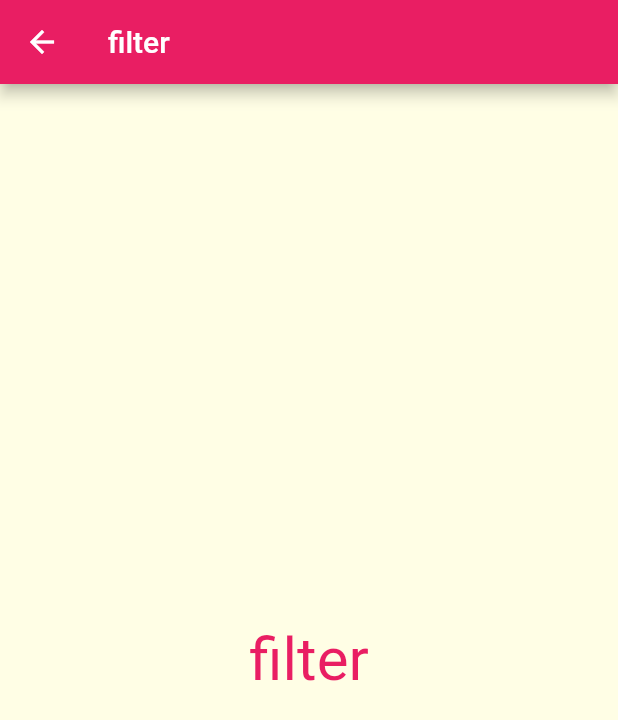
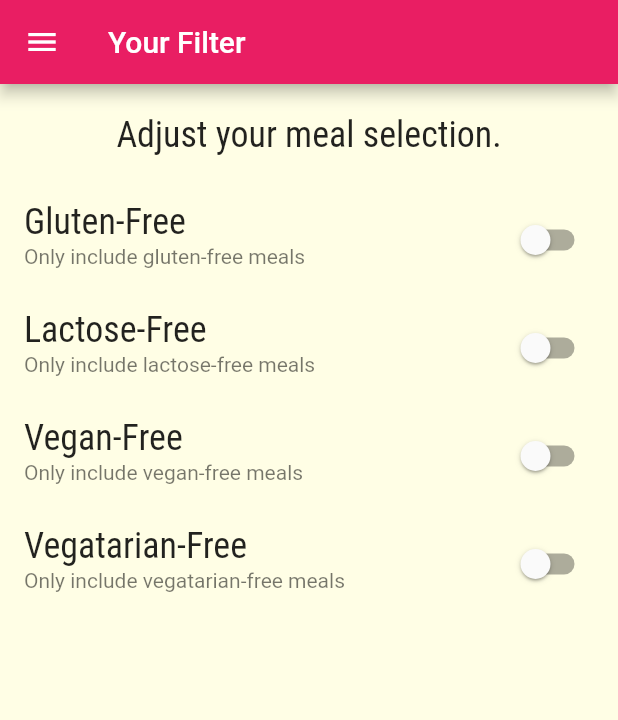
Before and after one commit to zakiabuqaoud/MealApp, a Flutter app: the FilterScreen screen opened by its route, on a phone screen of 412 x 824 dp. Shown: the top 720 px of the screen. Run offline on Flutter 3.47's test engine with Material 2 defaults, Android fonts, the phone set to English and light mode, and no system bars.

Commit message:
make Filter Screen 12 13

```diff
--- a/lib/screens/FilterScreen.dart
+++ b/lib/screens/FilterScreen.dart
@@ -1,18 +1,74 @@
 import 'package:flutter/material.dart';
 
-class FilterScreen extends StatelessWidget {
+import '../widgets/MainDrawer.dart';
 
+class FilterScreen extends StatefulWidget {
   static String routeName = "/filter";
+
+  @override
+  State<FilterScreen> createState() => _FilterScreenState();
+}
+
+class _FilterScreenState extends State<FilterScreen> {
+  bool _glutenFree = false;
+  bool _lactoseFree = false;
+  bool _vegan = false;
+  bool _vegatarian = false;
+
+  Widget createSwitchListTile(
+      bool filter, String title, String subTitle, int num) {
+    return SwitchListTile(
+      title: Text(title),
+      subtitle: Text(subTitle),
+      value: filter,
+      onChanged: (newValue) {
+        setState(() {
+          if (num == 1) {
+            _glutenFree = newValue;
+          } else if (num == 2) {
+            _lactoseFree = newValue;
+          } else if (num == 3) {
+            _vegan = newValue;
+          } else if (num == 4) {
+            _vegatarian = newValue;
+          }
+        });
+      },
+    );
+  }
+
   @override
   Widget build(BuildContext context) {
     return Scaffold(
-      appBar: AppBar(title: const Text("filter"),),
-      body: Center(
-        child: Text("filter", style: TextStyle(
-          fontSize: 40,
-          color: Theme.of(context).primaryColor,
-        ),),
+      appBar: AppBar(
+        title: const Text("Your Filter"),
       ),
+      body: Column(
+        children: [
+          Container(
+            padding: const EdgeInsets.all(20.0),
+            child: Text(
+              "Adjust your meal selection.",
+              style: Theme.of(context).textTheme.titleMedium,
+            ),
+          ),
+          Expanded(
+              child: ListView(
+            children: [
+              createSwitchListTile(_glutenFree, "Gluten-Free",
+                  "Only include gluten-free meals", 1),
+              createSwitchListTile(_lactoseFree, "Lactose-Free",
+                  "Only include lactose-free meals", 2),
+              createSwitchListTile(
+                  _vegan, "Vegan-Free", "Only include vegan-free meals", 3),
+              createSwitchListTile(_vegatarian, "Vegatarian-Free",
+                  "Only include vegatarian-free meals", 4),
+            ],
+          ))
+        ],
+      ),
+      drawer: MainDrawer(),
+      drawerScrimColor: Theme.of(context).primaryColor.withOpacity(0.8),
     );
   }
 }
--- a/lib/widgets/MainDrawer.dart
+++ b/lib/widgets/MainDrawer.dart
@@ -43,8 +43,8 @@ class MainDrawer extends StatelessWidget {
           const SizedBox(
             height: 20,
           ),
-          createListTile("Meal",  Icons.restaurant,(){Navigator.of(context).pushNamed("/");}),
-          createListTile("Filters", Icons.settings,(){Navigator.of(context).pushNamed(FilterScreen.routeName);}),
+          createListTile("Meal",  Icons.restaurant,(){Navigator.of(context).pushReplacementNamed("/");}),
+          createListTile("Filters", Icons.settings,(){Navigator.of(context).pushReplacementNamed(FilterScreen.routeName);}),
         ],
       ),
     );
```
Also changed, not shown: lib/screens/MealScreen.dart (+14 -8 lines).
